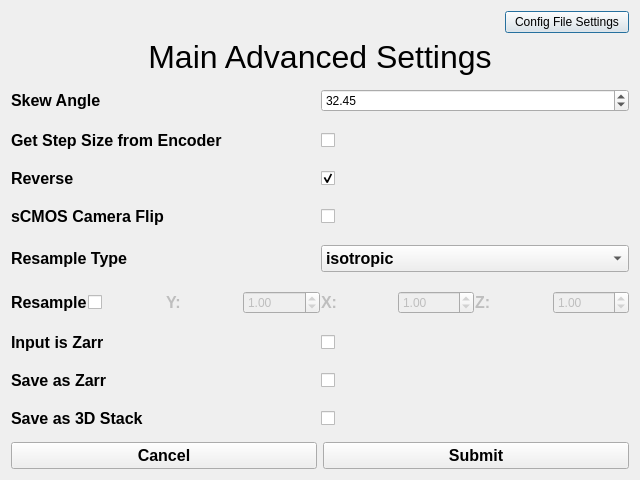
Above: src/mainadvanced.ui from abcucberkeley/PetaKit5D-GUI before the change. Below: the same form after it.
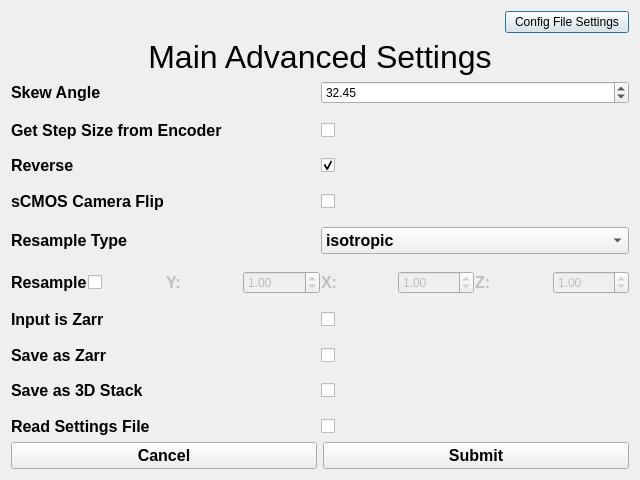
That is the form after the change.

Commit message: Moved parseSettingFile to main advanced and flipZstack to dsr advanced

```diff
--- a/src/mainadvanced.ui
+++ b/src/mainadvanced.ui
@@ -62,7 +62,7 @@
     </layout>
    </item>
    <item row="1" column="0">
-    <layout class="QVBoxLayout" name="verticalLayout_2">
+    <layout class="QVBoxLayout" name="verticalLayout_2" stretch="1,1,1,1,1,1,1,1,1,1,1,1,1,1,1,1,1,1,1">
      <property name="spacing">
       <number>1</number>
      </property>
@@ -528,6 +528,43 @@
        </item>
       </layout>
      </item>
+     <item>
+      <spacer name="verticalSpacer_9">
+       <property name="orientation">
+        <enum>Qt::Vertical</enum>
+       </property>
+       <property name="sizeHint" stdset="0">
+        <size>
+         <width>20</width>
+         <height>40</height>
+        </size>
+       </property>
+      </spacer>
+     </item>
+     <item>
+      <layout class="QHBoxLayout" name="horizontalLayout_4">
+       <item>
+        <widget class="QLabel" name="parseSettingFileLabel">
+         <property name="font">
+          <font>
+           <pointsize>12</pointsize>
+           <bold>true</bold>
+          </font>
+         </property>
+         <property name="text">
+          <string>Read Settings File</string>
+         </property>
+        </widget>
+       </item>
+       <item>
+        <widget class="QCheckBox" name="parseSettingFileCheckBox">
+         <property name="text">
+          <string/>
+         </property>
+        </widget>
+       </item>
+      </layout>
+     </item>
     </layout>
    </item>
    <item row="2" column="0">
```
The commit also changes 8 other files.
